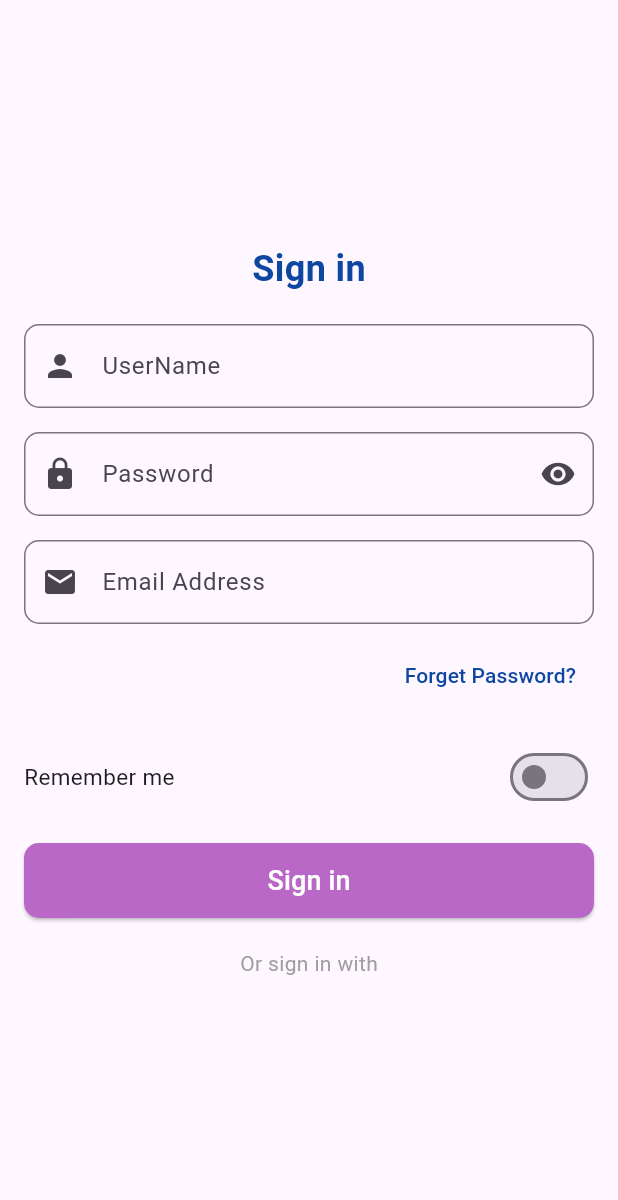
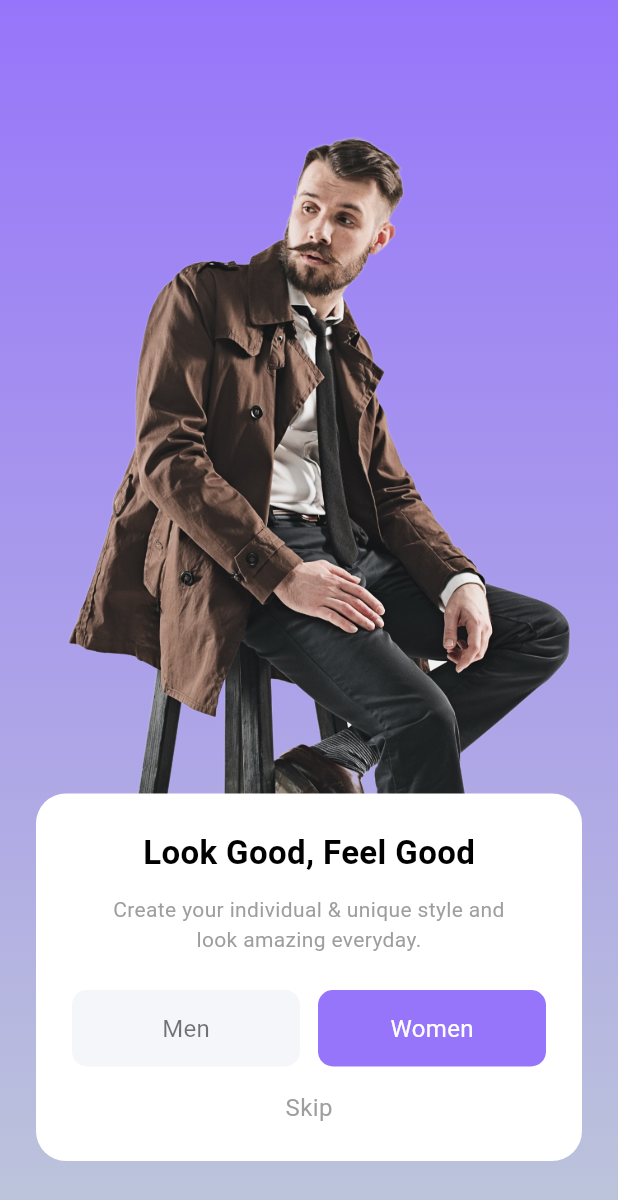
Before and after one commit to Shoxrux-19/local_storage, a Flutter app: the screen it shows after launch, on a phone screen of 412 x 824 dp. Shown: the top 1200 px of the screen. Run offline on Flutter 3.47's test engine with Material 3 defaults, Android fonts, the phone set to English and light mode, and no system bars; our stand-ins replace flutter_svg.

Commit message:
3 ta yangi screenlar qoshildi

```diff
--- a/lib/main.dart
+++ b/lib/main.dart
@@ -1,12 +1,9 @@
 import 'package:flutter/material.dart';
-import 'package:local_storage/services/cashe_helper.dart';
-import 'package:local_storage/view/screens/sign_screen.dart';
-import 'package:shared_preferences/shared_preferences.dart';
+import 'package:local_storage/view/screens/gender_screen.dart';
+import 'package:local_storage/view/screens/signin_screen.dart';
+import 'package:local_storage/view/screens/splash_screen.dart';
 
 void main(List<String> args) async {
-  WidgetsFlutterBinding.ensureInitialized();
-  SharedPreferences sharedPreferences = await SharedPreferences.getInstance();
-  await CasheHelper.init();
   return runApp(MyApp());
 }
 
@@ -15,6 +12,16 @@ class MyApp extends StatelessWidget {
 
   @override
   Widget build(BuildContext context) {
-    return MaterialApp(debugShowCheckedModeBanner: false, home: SignInScreen());
+    return MaterialApp(
+      routes: {
+        "/": (_) => SplashScreen(),
+        "/splash": (_) => SplashScreen(),
+        "/gender": (_) => GenderScreen(),
+        "/signin": (_) => SigninScreen(),
+      },
+
+      debugShowCheckedModeBanner: false
+
+    );
   }
 }
--- a/lib/services/cashe_helper.dart
+++ /dev/null
@@ -1,25 +0,0 @@
-import 'package:shared_preferences/shared_preferences.dart';
-
-class CasheHelper {
-  static SharedPreferences? _preferences;
-
-  static Future<void> init() async {
-    _preferences = await SharedPreferences.getInstance();
-  }
-
-  static Future<void> setString(String key, String value) async {
-    await _preferences?.setString(key, value);
-  }
-
-  static String? getString(String key) {
-    return _preferences?.getString(key);
-  }
-
-  static Future<void> remove(String key) async {
-    await _preferences?.remove(key);
-  }
-
-  static Future<void> clearAll() async {
-    await _preferences?.clear();
-  }
-}
--- /dev/null
+++ b/lib/view/screens/gender_screen.dart
@@ -0,0 +1,123 @@
+import 'package:flutter/material.dart';
+
+class GenderScreen extends StatelessWidget {
+  const GenderScreen({super.key});
+
+  @override
+  Widget build(BuildContext context) {
+    return Scaffold(
+      body: Container(
+        width: double.infinity,
+        height: double.infinity,
+        decoration: const BoxDecoration(
+          gradient: LinearGradient(
+            colors: [Color(0xFF9775FA), Color.fromARGB(255, 189, 198, 218)],
+            begin: Alignment.topCenter,
+            end: Alignment.bottomCenter,
+          ),
+        ),
+        child: Stack(
+          alignment: Alignment.center,
+          children: [
+            Positioned(
+              top: 0,
+              left: -68,
+              right: 0,
+              child: Center(
+                child: Image.asset(
+                  "assets/images/man.png",
+                  height: 750,
+                  fit: BoxFit.cover,
+                ),
+              ),
+            ),
+
+            Positioned(
+              bottom: 50,
+              left: 24,
+              right: 24,
+              child: Container(
+                padding: const EdgeInsets.all(24),
+                decoration: BoxDecoration(
+                  color: Colors.white,
+                  borderRadius: BorderRadius.circular(20),
+                ),
+                child: Column(
+                  mainAxisSize: MainAxisSize.min,
+                  children: [
+                    const Text(
+                      'Look Good, Feel Good',
+                      style: TextStyle(
+                        fontSize: 22,
+                        fontWeight: FontWeight.w600,
+                        color: Colors.black,
+                      ),
+                    ),
+                    const SizedBox(height: 12),
+                    const Text(
+                      'Create your individual & unique style and\nlook amazing everyday.',
+                      textAlign: TextAlign.center,
+                      style: TextStyle(fontSize: 14, color: Colors.grey),
+                    ),
+                    const SizedBox(height: 24),
+                    Row(
+                      children: [
+                        Expanded(
+                          child: Container(
+                            padding: const EdgeInsets.symmetric(vertical: 14),
+                            decoration: BoxDecoration(
+                              color: const Color(0xFFF5F6FA),
+                              borderRadius: BorderRadius.circular(10),
+                            ),
+                            child: const Center(
+                              child: Text(
+                                'Men',
+                                style: TextStyle(
+                                  fontSize: 16,
+                                  color: Colors.black54,
+                                ),
+                              ),
+                            ),
+                          ),
+                        ),
+                        const SizedBox(width: 12),
+                        Expanded(
+                          child: Container(
+                            padding: const EdgeInsets.symmetric(vertical: 14),
+                            decoration: BoxDecoration(
+                              color: Color(0xFF9775FA),
+                              borderRadius: BorderRadius.circular(10),
+                            ),
+                            child: const Center(
+                              child: Text(
+                                'Women',
+                                style: TextStyle(
+                                  fontSize: 16,
+                                  color: Colors.white,
+                                ),
+                              ),
+                            ),
+                          ),
+                        ),
+                      ],
+                    ),
+                    const SizedBox(height: 16),
+                    GestureDetector(
+                      onTap: () {
+                        Navigator.pushNamed(context, "/signin");
+                      },
+                      child: const Text(
+                        'Skip',
+                        style: TextStyle(color: Colors.grey, fontSize: 16),
+                      ),
+                    ),
+                  ],
+                ),
+              ),
+            ),
+          ],
+        ),
+      ),
+    );
+  }
+}
--- a/lib/view/screens/sign_screen.dart
+++ /dev/null
@@ -1,186 +0,0 @@
-import 'package:flutter/material.dart';
-import 'package:local_storage/services/cashe_helper.dart';
-
-class SignInScreen extends StatefulWidget {
-  @override
-  State<SignInScreen> createState() => _SignInScreenState();
-}
-
-class _SignInScreenState extends State<SignInScreen> {
-  final _formKey = GlobalKey<FormState>();
-  final TextEditingController usernameController = TextEditingController();
-  final TextEditingController passwordController = TextEditingController();
-  final TextEditingController emailController = TextEditingController();
-
-  bool isSwitched = false;
-
-  @override
-  void initState() {
-    super.initState();
-    _loadSavedData();
-  }
-
-  void _loadSavedData() {
-    usernameController.text = CasheHelper.getString("username") ?? "";
-    passwordController.text = CasheHelper.getString("password") ?? "";
-    emailController.text = CasheHelper.getString("email") ?? "";
-
-    if (usernameController.text.isNotEmpty) {
-      setState(() {
-        isSwitched = true;
-      });
-    }
-  }
-
-  void _handleSignIn() {
-    if (_formKey.currentState!.validate()) {
-      if (isSwitched) {
-        CasheHelper.setString("username", usernameController.text);
-        CasheHelper.setString("password", passwordController.text);
-        CasheHelper.setString("email", emailController.text);
-      } else {
-        CasheHelper.remove("username");
-        CasheHelper.remove("password");
-        CasheHelper.remove("email");
-      }
-
-      ScaffoldMessenger.of(
-        context,
-      ).showSnackBar(SnackBar(content: Text('Sign in successful')));
-    }
-  }
-
-  @override
-  Widget build(BuildContext context) {
-    return Scaffold(
-      body: Center(
-        child: SingleChildScrollView(
-          padding: EdgeInsets.all(16.0),
-          child: Column(
-            mainAxisAlignment: MainAxisAlignment.center,
-            children: [
-              Text(
-                'Sign in',
-                style: TextStyle(
-                  fontSize: 24,
-                  fontWeight: FontWeight.bold,
-                  color: Colors.blue[900],
-                ),
-              ),
-              SizedBox(height: 20),
-              Form(
-                key: _formKey,
-                child: Column(
-                  children: [
-                    TextFormField(
-                      controller: usernameController,
-                      decoration: InputDecoration(
-                        labelText: 'UserName',
-                        prefixIcon: Icon(Icons.person),
-                        border: OutlineInputBorder(
-                          borderRadius: BorderRadius.circular(10),
-                        ),
-                      ),
-                      validator: (value) {
-                        if (value == null || value.isEmpty) {
-                          return 'Please enter your username';
-                        }
-                        return null;
-                      },
-                    ),
-                    SizedBox(height: 16),
-                    TextFormField(
-                      controller: passwordController,
-                      obscureText: true,
-                      decoration: InputDecoration(
-                        labelText: 'Password',
-                        prefixIcon: Icon(Icons.lock),
-                        suffixIcon: Icon(Icons.visibility),
-                        border: OutlineInputBorder(
-                          borderRadius: BorderRadius.circular(10),
-                        ),
-                      ),
-                      validator: (value) {
-                        if (value == null || value.isEmpty) {
-                          return 'Please enter your password';
-                        }
-                        return null;
-                      },
-                    ),
-                    SizedBox(height: 16),
-                    TextFormField(
-                      controller: emailController,
-                      decoration: InputDecoration(
-                        labelText: 'Email Address',
-                        prefixIcon: Icon(Icons.email),
-                        border: OutlineInputBorder(
-                          borderRadius: BorderRadius.circular(10),
-                        ),
-                      ),
-                      validator: (value) {
-                        if (value == null || value.isEmpty) {
-                          return 'Please enter your email';
-                        }
-                        return null;
-                      },
-                    ),
-                    SizedBox(height: 10),
-                    Align(
-                      alignment: Alignment.centerRight,
-                      child: TextButton(
-                        onPressed: () {},
-                        child: Text(
-                          'Forget Password?',
-                          style: TextStyle(color: Colors.blue[900]),
-                        ),
-                      ),
-                    ),
-                    SizedBox(height: 20),
-                    Row(
-                      children: [
-                        Text(
-                          "Remember me",
-                          style: TextStyle(
-                            fontSize: 15,
-                            fontWeight: FontWeight.w400,
-                          ),
-                        ),
-                        Spacer(),
-                        Switch(
-                          value: isSwitched,
-                          onChanged: (bool value) {
-                            setState(() {
-                              isSwitched = value;
-                            });
-                          },
-                        ),
-                      ],
-                    ),
-                    SizedBox(height: 20),
-                    ElevatedButton(
-                      onPressed: _handleSignIn,
-                      style: ElevatedButton.styleFrom(
-                        backgroundColor: Colors.purple[300],
-                        minimumSize: Size(double.infinity, 50),
-                        shape: RoundedRectangleBorder(
-                          borderRadius: BorderRadius.circular(10),
-                        ),
-                      ),
-                      child: Text(
-                        'Sign in',
-                        style: TextStyle(fontSize: 18, color: Colors.white),
-                      ),
-                    ),
-                  ],
-                ),
-              ),
-              SizedBox(height: 20),
-              Text('Or sign in with', style: TextStyle(color: Colors.grey)),
-              SizedBox(height: 10),
-            ],
-          ),
-        ),
-      ),
-    );
-  }
-}
--- a/pubspec.yaml
+++ b/pubspec.yaml
@@ -11,6 +11,8 @@ dependencies:
     sdk: flutter
   cupertino_icons: ^1.0.8
   shared_preferences: ^2.5.3
+  flutter_svg: ^2.2.0
+
 
 dev_dependencies:
   flutter_test:
@@ -19,3 +21,7 @@ dev_dependencies:
 
 flutter:
   uses-material-design: true
+
+  assets:
+    - assets/images/
+    - assets/svgs/
```
Also changed, not shown: lib/view/screens/signin_screen.dart (added, +120 -0 lines), lib/view/screens/splash_screen.dart (added, +41 -0 lines), assets/images/man.png (added), assets/svgs/google.svg (added), assets/svgs/twitter.svg (added), pubspec.lock, 1 other file.
